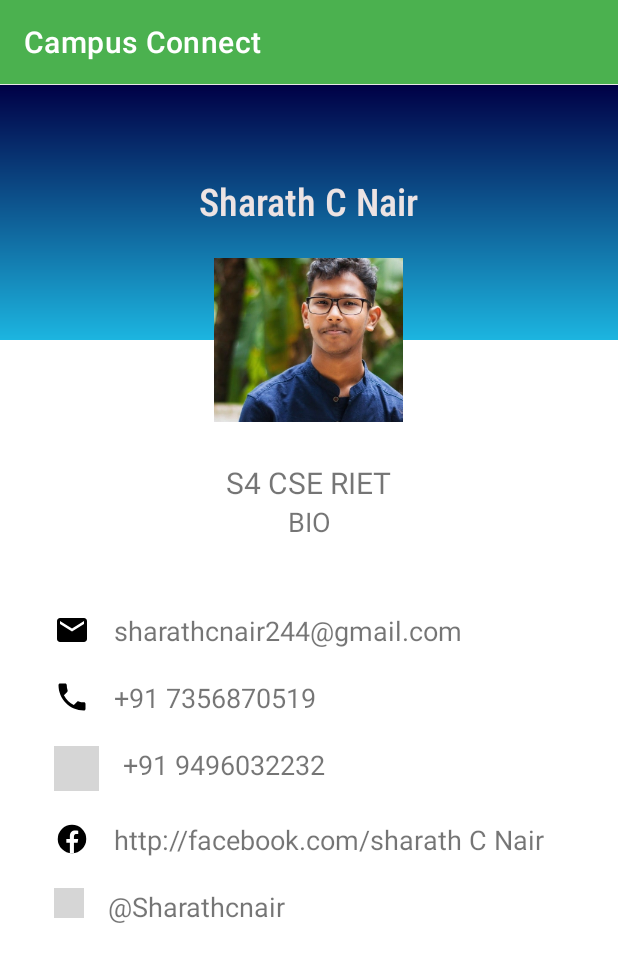
After one commit to Abhishek-S-Lal/RIET-Campus-Connect, an Android app: the StudentProfile screen opened directly, with no data from a screen before it, on a phone screen of 412 x 824 dp. The commit adds this screen. Shown: the top 962 px of the screen. Run offline under Robolectric (Android 15) with nearby library versions, the phone set to English and light mode, and no system bars; grey boxes are pictures that could not be loaded.

Commit message:
jindaan commit

```diff
--- a/app/src/main/AndroidManifest.xml
+++ b/app/src/main/AndroidManifest.xml
@@ -9,6 +9,7 @@
         android:roundIcon="@mipmap/ic_launcher_round"
         android:supportsRtl="true"
         android:theme="@style/AppTheme">
+        <activity android:name=".student.StudentProfile"></activity>
         <activity
             android:name=".student.StudentMainActivity"
             android:label="@string/title_activity_student_main"
@@ -24,11 +25,9 @@
                 <category android:name="android.intent.category.LAUNCHER" />
             </intent-filter>
         </activity>
-
         <activity
             android:name=".student.StudentLogin"
             android:theme="@style/FullScreen" />
-
         <activity
             android:name=".visitor.CampusNavigation"
             android:label="@string/title_activity_campus_navigation"
@@ -50,7 +49,6 @@
             android:name=".visitor.AboutCampus"
             android:label="About Campus"
             android:parentActivityName=".visitor.VisitorActivity">
-
             <meta-data
                 android:name="android.support.PARENT_ACTIVITY"
                 android:value="com.abhishekslal.android.campusconnect.visitor.VisitorActivity" />
--- a/app/src/main/java/com/abhishekslal/android/campusconnect/student/StudentLogin.java
+++ b/app/src/main/java/com/abhishekslal/android/campusconnect/student/StudentLogin.java
@@ -47,7 +47,7 @@ public class StudentLogin extends AppCompatActivity {
                     // Replace with Linways Aunthentication statements
 
                     //Test Login Start
-                    if (admission_no.equals("291017") && password.equals("121212")) {
+                    if (admission_no.equals("7141") && password.equals("aqwe")) {
                         Toast.makeText(StudentLogin.this, "Test Login Successfull!", Toast.LENGTH_SHORT).show();
                         Intent intent = new Intent(StudentLogin.this, StudentMainActivity.class);
                         startActivity(intent);
--- a/app/src/main/java/com/abhishekslal/android/campusconnect/student/StudentMainActivity.java
+++ b/app/src/main/java/com/abhishekslal/android/campusconnect/student/StudentMainActivity.java
@@ -47,5 +47,6 @@ public class StudentMainActivity extends AppCompatActivity {
             }
         });
 
+
     }
 }
--- /dev/null
+++ b/app/src/main/java/com/abhishekslal/android/campusconnect/student/StudentProfile.java
@@ -0,0 +1,16 @@
+package com.abhishekslal.android.campusconnect.student;
+
+import android.os.Bundle;
+
+import androidx.appcompat.app.AppCompatActivity;
+
+import com.abhishekslal.android.campusconnect.R;
+
+public class StudentProfile extends AppCompatActivity {
+
+    @Override
+    protected void onCreate(Bundle savedInstanceState) {
+        super.onCreate(savedInstanceState);
+        setContentView(R.layout.activity_student_profile);
+    }
+}
--- /dev/null
+++ b/app/src/main/res/drawable/background_gradient.xml
@@ -0,0 +1,9 @@
+<?xml version="1.0" encoding="utf-8"?>
+<shape xmlns:android="http://schemas.android.com/apk/res/android"
+    android:shape="rectangle">
+    <gradient
+        android:angle="90"
+        android:endColor="#000046"
+        android:startColor="#1CB5E0"
+        android:type="linear" />
+</shape>
--- /dev/null
+++ b/app/src/main/res/drawable/ic_icon_facebook.xml
@@ -0,0 +1,13 @@
+<?xml version="1.0" encoding="utf-8"?>
+<vector xmlns:android="http://schemas.android.com/apk/res/android"
+    android:width="24dp"
+    android:height="24dp"
+    android:viewportWidth="48"
+    android:viewportHeight="48">
+    <path
+        android:fillColor="#000"
+        android:pathData="M24,5A19,19 0,1 0,24 43A19,19 0,1 0,24 5Z" />
+    <path
+        android:fillColor="#fff"
+        android:pathData="M26.572,29.036h4.917l0.772,-4.995h-5.69v-2.73c0,-2.075 0.678,-3.915 2.619,-3.915h3.119v-4.359c-0.548,-0.074 -1.707,-0.236 -3.897,-0.236c-4.573,0 -7.254,2.415 -7.254,7.917v3.323h-4.701v4.995h4.701v13.729C22.089,42.905 23.032,43 24,43c0.875,0 1.729,-0.08 2.572,-0.194V29.036z" />
+</vector>
--- /dev/null
+++ b/app/src/main/res/drawable/ic_local_phone_black_24dp.xml
@@ -0,0 +1,10 @@
+<?xml version="1.0" encoding="utf-8"?>
+<vector xmlns:android="http://schemas.android.com/apk/res/android"
+    android:width="24dp"
+    android:height="24dp"
+    android:viewportWidth="24.0"
+    android:viewportHeight="24.0">
+    <path
+        android:fillColor="#FF000000"
+        android:pathData="M6.62,10.79c1.44,2.83 3.76,5.14 6.59,6.59l2.2,-2.2c0.27,-0.27 0.67,-0.36 1.02,-0.24 1.12,0.37 2.33,0.57 3.57,0.57 0.55,0 1,0.45 1,1V20c0,0.55 -0.45,1 -1,1 -9.39,0 -17,-7.61 -17,-17 0,-0.55 0.45,-1 1,-1h3.5c0.55,0 1,0.45 1,1 0,1.25 0.2,2.45 0.57,3.57 0.11,0.35 0.03,0.74 -0.25,1.02l-2.2,2.2z" />
+</vector>
--- /dev/null
+++ b/app/src/main/res/drawable/ic_mail_black_24dp.xml
@@ -0,0 +1,11 @@
+<?xml version="1.0" encoding="utf-8"?>
+<vector xmlns:android="http://schemas.android.com/apk/res/android"
+    android:width="24dp"
+    android:height="24dp"
+    android:tint="#000"
+    android:viewportWidth="24.0"
+    android:viewportHeight="24.0">
+    <path
+        android:fillColor="#FF000000"
+        android:pathData="M20,4L4,4c-1.1,0 -1.99,0.9 -1.99,2L2,18c0,1.1 0.9,2 2,2h16c1.1,0 2,-0.9 2,-2L22,6c0,-1.1 -0.9,-2 -2,-2zM20,8l-8,5 -8,-5L4,6l8,5 8,-5v2z" />
+</vector>
--- /dev/null
+++ b/app/src/main/res/drawable/ic_videocam_white_24dp.xml
@@ -0,0 +1,11 @@
+<?xml version="1.0" encoding="utf-8"?>
+<vector xmlns:android="http://schemas.android.com/apk/res/android"
+    android:width="24dp"
+    android:height="24dp"
+    android:tint="#000000"
+    android:viewportWidth="24.0"
+    android:viewportHeight="24.0">
+    <path
+        android:fillColor="#FF000000"
+        android:pathData="M17,10.5V7c0,-0.55 -0.45,-1 -1,-1H4c-0.55,0 -1,0.45 -1,1v10c0,0.55 0.45,1 1,1h12c0.55,0 1,-0.45 1,-1v-3.5l4,4v-11l-4,4z" />
+</vector>
--- /dev/null
+++ b/app/src/main/res/layout/activity_student_profile.xml
@@ -0,0 +1,323 @@
+<?xml version="1.0" encoding="utf-8"?>
+<androidx.constraintlayout.widget.ConstraintLayout xmlns:android="http://schemas.android.com/apk/res/android"
+    xmlns:app="http://schemas.android.com/apk/res-auto"
+    xmlns:tools="http://schemas.android.com/tools"
+    android:layout_width="match_parent"
+    android:layout_height="match_parent"
+    tools:context=".student.StudentProfile">
+
+    <androidx.constraintlayout.widget.ConstraintLayout
+        android:id="@+id/constraintLayout"
+        android:layout_width="match_parent"
+        android:layout_height="170dp"
+        android:layout_marginTop="0dp"
+        android:layout_marginBottom="8dp"
+        android:background="@drawable/background_gradient"
+        app:layout_constraintBottom_toBottomOf="parent"
+        app:layout_constraintEnd_toEndOf="parent"
+        app:layout_constraintHorizontal_bias="0.0"
+        app:layout_constraintStart_toStartOf="parent"
+        app:layout_constraintTop_toTopOf="parent"
+        app:layout_constraintVertical_bias="0.001">
+
+        <TextView
+            android:id="@+id/name_textview"
+            android:layout_width="wrap_content"
+            android:layout_height="wrap_content"
+            android:layout_marginStart="8dp"
+            android:layout_marginTop="60dp"
+            android:layout_marginEnd="8dp"
+            android:fontFamily="sans-serif-condensed-medium"
+            android:text="Sharath C Nair"
+            android:textAlignment="center"
+            android:textColor="@color/headerTextColor"
+            android:textSize="25sp"
+            app:layout_constraintEnd_toEndOf="parent"
+            app:layout_constraintHorizontal_bias="0.497"
+            app:layout_constraintStart_toStartOf="parent"
+            app:layout_constraintTop_toTopOf="parent" />
+
+    </androidx.constraintlayout.widget.ConstraintLayout>
+
+    <ImageView
+        android:id="@+id/user_imageview"
+        android:layout_width="126dp"
+        android:layout_height="109dp"
+        android:layout_marginStart="8dp"
+        android:layout_marginTop="116dp"
+        android:layout_marginEnd="8dp"
+        android:scaleType="centerCrop"
+        app:layout_constraintEnd_toEndOf="parent"
+        app:layout_constraintHorizontal_bias="0.498"
+        app:layout_constraintStart_toStartOf="parent"
+        app:layout_constraintTop_toTopOf="parent"
+        app:srcCompat="@drawable/profilepic" />
+
+
+    <androidx.constraintlayout.widget.ConstraintLayout
+        android:layout_width="match_parent"
+        android:layout_height="wrap_content"
+        android:layout_margin="20dp"
+        android:layout_marginStart="8dp"
+        android:layout_marginTop="8dp"
+        android:layout_marginEnd="8dp"
+        android:layout_marginBottom="8dp"
+        android:paddingBottom="20dp"
+        app:layout_constraintBottom_toBottomOf="parent"
+        app:layout_constraintEnd_toEndOf="parent"
+        app:layout_constraintHorizontal_bias="1.0"
+        app:layout_constraintStart_toStartOf="parent"
+        app:layout_constraintTop_toBottomOf="@+id/user_imageview"
+        app:layout_constraintVertical_bias="0.038">
+
+        <TextView
+            android:id="@+id/occupation_textview"
+            android:layout_width="wrap_content"
+            android:layout_height="wrap_content"
+            android:layout_marginStart="8dp"
+            android:layout_marginEnd="8dp"
+            android:text="S4 CSE RIET"
+            android:textSize="20sp"
+            app:layout_constraintEnd_toEndOf="parent"
+            app:layout_constraintStart_toStartOf="parent"
+            app:layout_constraintTop_toTopOf="parent" />
+
+        <TextView
+            android:id="@+id/workplace_textview"
+            android:layout_width="match_parent"
+            android:layout_height="wrap_content"
+            android:layout_marginStart="8dp"
+            android:layout_marginEnd="8dp"
+            android:gravity="center"
+            android:text="BIO"
+            android:textSize="18sp"
+            app:layout_constraintEnd_toEndOf="parent"
+            app:layout_constraintHorizontal_bias="0.497"
+            app:layout_constraintStart_toStartOf="parent"
+            app:layout_constraintTop_toBottomOf="@+id/occupation_textview" />
+
+        <LinearLayout
+            android:id="@+id/linearLayout"
+            android:layout_width="match_parent"
+            android:layout_height="wrap_content"
+            android:layout_marginStart="8dp"
+            android:layout_marginTop="8dp"
+            android:layout_marginEnd="8dp"
+            android:orientation="horizontal"
+            app:layout_constraintEnd_toEndOf="parent"
+            app:layout_constraintHorizontal_bias="0.0"
+            app:layout_constraintStart_toStartOf="parent"
+            app:layout_constraintTop_toBottomOf="@+id/workplace_textview">
+
+            <ImageView
+                android:id="@+id/email_imageview"
+                android:layout_width="wrap_content"
+                android:layout_height="wrap_content"
+                android:layout_marginStart="8dp"
+                android:layout_marginTop="40dp"
+                android:layout_marginEnd="8dp"
+                app:layout_constraintEnd_toEndOf="parent"
+                app:layout_constraintHorizontal_bias="0.126"
+                app:layout_constraintStart_toStartOf="parent"
+                app:layout_constraintTop_toBottomOf="@+id/workplace_textview"
+                app:srcCompat="@drawable/ic_mail_black_24dp" />
+
+            <TextView
+                android:id="@+id/email_textview"
+                android:layout_width="wrap_content"
+                android:layout_height="wrap_content"
+                android:layout_marginStart="8dp"
+                android:layout_marginTop="40dp"
+                android:layout_marginEnd="8dp"
+                android:text="sharathcnair244@gmail.com"
+                android:textSize="18sp"
+                app:layout_constraintEnd_toEndOf="parent"
+                app:layout_constraintHorizontal_bias="0.031"
+                app:layout_constraintStart_toEndOf="@+id/email_imageview"
+                app:layout_constraintTop_toBottomOf="@+id/workplace_textview" />
+
+        </LinearLayout>
+
+
+        <LinearLayout
+            android:id="@+id/linearLayout2"
+            android:layout_width="match_parent"
+            android:layout_height="wrap_content"
+            android:layout_marginStart="8dp"
+            android:layout_marginLeft="8dp"
+            android:orientation="horizontal"
+            app:layout_constraintEnd_toEndOf="parent"
+            app:layout_constraintHorizontal_bias="0.0"
+            app:layout_constraintStart_toStartOf="parent"
+            app:layout_constraintTop_toBottomOf="@+id/linearLayout">
+
+
+            <ImageView
+                android:id="@+id/phone_imageview"
+                android:layout_width="wrap_content"
+                android:layout_height="wrap_content"
+                android:layout_marginStart="8dp"
+                android:layout_marginTop="20dp"
+                android:layout_marginEnd="8dp"
+                app:layout_constraintEnd_toEndOf="parent"
+                app:layout_constraintHorizontal_bias="0.126"
+                app:layout_constraintStart_toStartOf="parent"
+                app:layout_constraintTop_toBottomOf="@+id/email_imageview"
+                app:srcCompat="@drawable/ic_local_phone_black_24dp" />
+
+            <TextView
+                android:id="@+id/phone_textview"
+                android:layout_width="239dp"
+                android:layout_height="wrap_content"
+                android:layout_marginStart="8dp"
+                android:layout_marginLeft="8dp"
+                android:layout_marginTop="20dp"
+                android:layout_marginEnd="184dp"
+                android:layout_marginRight="184dp"
+                android:text="+91 7356870519"
+                android:textSize="18sp"
+                app:layout_constraintEnd_toEndOf="parent"
+                app:layout_constraintHorizontal_bias="0.031"
+                app:layout_constraintStart_toEndOf="@+id/phone_imageview"
+                app:layout_constraintTop_toBottomOf="@+id/email_textview" />
+
+        </LinearLayout>
+
+        <LinearLayout
+            android:id="@+id/linearLayout3"
+            android:layout_width="match_parent"
+            android:layout_height="wrap_content"
+            android:layout_marginStart="8dp"
+            android:layout_marginLeft="8dp"
+            android:orientation="horizontal"
+            app:layout_constraintEnd_toEndOf="parent"
+            app:layout_constraintHorizontal_bias="0.0"
+            app:layout_constraintStart_toStartOf="parent"
+            app:layout_constraintTop_toBottomOf="@+id/linearLayout2">
+
+
+            <ImageView
+                android:id="@+id/video_imageview"
+                android:layout_width="30dp"
+                android:layout_height="30dp"
+                android:layout_marginStart="8dp"
+                android:layout_marginTop="20dp"
+                android:layout_marginEnd="8dp"
+                app:layout_constraintEnd_toEndOf="parent"
+                app:layout_constraintHorizontal_bias="0.126"
+                app:layout_constraintStart_toStartOf="parent"
+                app:layout_constraintTop_toBottomOf="@+id/phone_imageview"
+                app:srcCompat="@drawable/whatsapp" />
+
+            <TextView
+                android:id="@+id/video_textview"
+                android:layout_width="242dp"
+                android:layout_height="wrap_content"
+                android:layout_marginStart="8dp"
+                android:layout_marginLeft="8dp"
+
+                android:layout_marginTop="20dp"
+                android:layout_marginEnd="184dp"
+                android:layout_marginRight="184dp"
+                android:text="+91 9496032232"
+                android:textSize="18sp"
+                app:layout_constraintEnd_toEndOf="parent"
+                app:layout_constraintHorizontal_bias="0.031"
+                app:layout_constraintStart_toEndOf="@+id/video_imageview"
+                app:layout_constraintTop_toBottomOf="@+id/phone_textview" />
+
+        </LinearLayout>
+
+
+        <LinearLayout
+            android:id="@+id/linearLayout4"
+            android:layout_width="match_parent"
+            android:layout_height="wrap_content"
+            android:layout_marginStart="8dp"
+            android:layout_marginLeft="8dp"
+            android:orientation="horizontal"
+            app:layout_constraintEnd_toEndOf="parent"
+            app:layout_constraintHorizontal_bias="0.0"
+            app:layout_constraintStart_toStartOf="parent"
+            app:layout_constraintTop_toBottomOf="@+id/linearLayout3">
+
+
+            <ImageView
+                android:id="@+id/facebook_imageview"
+                android:layout_width="wrap_content"
+                android:layout_height="wrap_content"
+                android:layout_marginStart="8dp"
+                android:layout_marginTop="20dp"
+                android:layout_marginEnd="8dp"
+                app:layout_constraintEnd_toEndOf="parent"
+                app:layout_constraintHorizontal_bias="0.126"
+                app:layout_constraintStart_toStartOf="parent"
+                app:layout_constraintTop_toBottomOf="@+id/video_textview"
+                app:srcCompat="@drawable/ic_icon_facebook" />
+
+            <TextView
+                android:id="@+id/facebook_textview"
+                android:layout_width="336dp"
+                android:layout_height="wrap_content"
+                android:layout_marginStart="8dp"
+                android:layout_marginLeft="8dp"
+                android:layout_marginTop="20dp"
+                android:layout_marginEnd="184dp"
+                android:layout_marginRight="184dp"
+                android:text="http://facebook.com/sharath C Nair"
+                android:textSize="18sp"
+                app:layout_constraintEnd_toEndOf="parent"
+                app:layout_constraintHorizontal_bias="0.031"
+                app:layout_constraintStart_toEndOf="@+id/facebook_imageview"
+                app:layout_constraintTop_toBottomOf="@+id/video_textview" />
+
+        </LinearLayout>
+
+        <LinearLayout
+            android:id="@+id/linearLayout5"
+            android:layout_width="match_parent"
+            android:layout_height="wrap_content"
+            android:layout_marginStart="8dp"
+            android:layout_marginLeft="8dp"
+            android:orientation="horizontal"
+            app:layout_constraintEnd_toEndOf="parent"
+            app:layout_constraintHorizontal_bias="0.0"
+            app:layout_constraintStart_toStartOf="parent"
+            app:layout_constraintTop_toBottomOf="@+id/linearLayout4">
+
+
+            <ImageView
+                android:id="@+id/twitter_imageview"
+                android:layout_width="20dp"
+                android:layout_height="20dp"
+                android:layout_marginStart="8dp"
+                android:layout_marginTop="20dp"
+                android:layout_marginEnd="8dp"
+                app:layout_constraintEnd_toEndOf="parent"
+                app:layout_constraintHorizontal_bias="0.126"
+                app:layout_constraintStart_toStartOf="parent"
+                app:layout_constraintTop_toBottomOf="@+id/facebook_textview"
+                app:srcCompat="@drawable/ic_launcher7" />
+
+            <TextView
+                android:id="@+id/twitter_textview"
+                android:layout_width="336dp"
+                android:layout_height="wrap_content"
+                android:layout_marginStart="8dp"
+                android:layout_marginLeft="8dp"
+                android:layout_marginTop="20dp"
+                android:layout_marginEnd="184dp"
+                android:layout_marginRight="184dp"
+                android:text="\@Sharathcnair"
+                android:textSize="18sp"
+                app:layout_constraintEnd_toEndOf="parent"
+                app:layout_constraintHorizontal_bias="0.031"
+                app:layout_constraintStart_toEndOf="@+id/twitter_imageview"
+                app:layout_constraintTop_toBottomOf="@+id/facebook_textview" />
+
+        </LinearLayout>
+
+    </androidx.constraintlayout.widget.ConstraintLayout>
+
+
+</androidx.constraintlayout.widget.ConstraintLayout>
--- a/app/src/main/res/layout/nirmantab.xml
+++ b/app/src/main/res/layout/nirmantab.xml
@@ -59,12 +59,15 @@
             android:textColor="#FFFFFF"
             android:textStyle="bold"/>
 
-        <ImageButton
+        <ImageView
             android:layout_width="match_parent"
             android:layout_height="200dp"
+            android:layout_marginTop="8dp"
+            android:scaleType="centerCrop"
+
             android:src="@drawable/images">
 
-        </ImageButton>
+        </ImageView>
         <com.borjabravo.readmoretextview.ReadMoreTextView
             android:layout_width="match_parent"
             android:layout_height="wrap_content"
--- a/app/src/main/res/values/colors.xml
+++ b/app/src/main/res/values/colors.xml
@@ -5,6 +5,7 @@
     <color name="colorPrimaryLight">#DCEDC8</color>
     <color name="colorAccent">#99DD9C</color>
     <color name="colorWhite">#FFFFFF</color>
+    <color name="headerTextColor">#ECE3E3</color>
     <color name="colorBackground">#C6000000</color>
     <color name="colorTextHint">#BDBDBD</color>
     <color name="colorPrimaryText">#212121</color>
```
Also changed, not shown: app/src/main/res/drawable-xxhdpi/profilepic.jpg (added).
